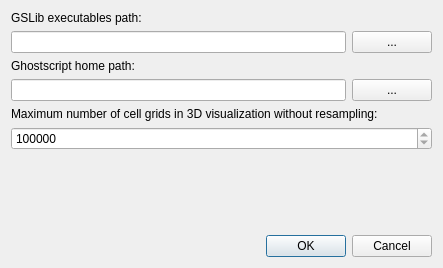
Before: the Qt Designer form dialogs/setupdialog.ui in PauloCarvalhoRJ/gammaray, drawn with Qt 5.
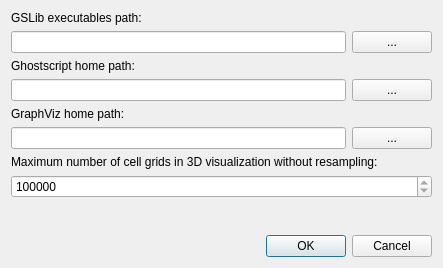
After: the same form once the commit is applied.

Commit message: REFACTOR: GraphViz is called as an external program and no more as a linked library due to its complicated dependencies and late binding.

Patch:
```diff
--- a/dialogs/setupdialog.ui
+++ b/dialogs/setupdialog.ui
@@ -94,6 +94,40 @@
      </item>
     </layout>
    </item>
+   <item>
+    <widget class="QLabel" name="label_4">
+     <property name="text">
+      <string>GraphViz home path:</string>
+     </property>
+    </widget>
+   </item>
+   <item>
+    <layout class="QHBoxLayout" name="horizontalLayout_3">
+     <property name="spacing">
+      <number>6</number>
+     </property>
+     <property name="topMargin">
+      <number>0</number>
+     </property>
+     <item>
+      <widget class="QLineEdit" name="txtGVPath">
+       <property name="sizePolicy">
+        <sizepolicy hsizetype="MinimumExpanding" vsizetype="Preferred">
+         <horstretch>0</horstretch>
+         <verstretch>0</verstretch>
+        </sizepolicy>
+       </property>
+      </widget>
+     </item>
+     <item>
+      <widget class="QPushButton" name="btnSearchGVPath">
+       <property name="text">
+        <string>...</string>
+       </property>
+      </widget>
+     </item>
+    </layout>
+   </item>
    <item>
     <widget class="QLabel" name="label_3">
      <property name="text">
```
Left out of the diff: 29 changed lines with no effect on the pictures. The commit also changes 9 other files.
